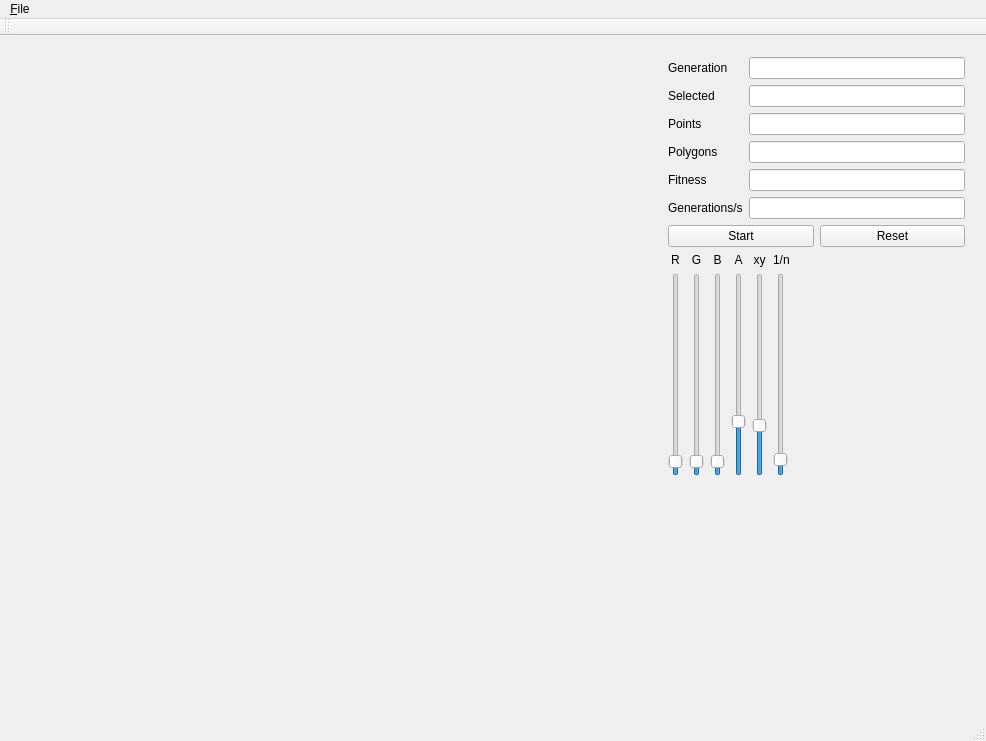
The window that mainwindow.ui (superkartoffel/evo-cubist) describes before a commit, drawn with Qt 5.
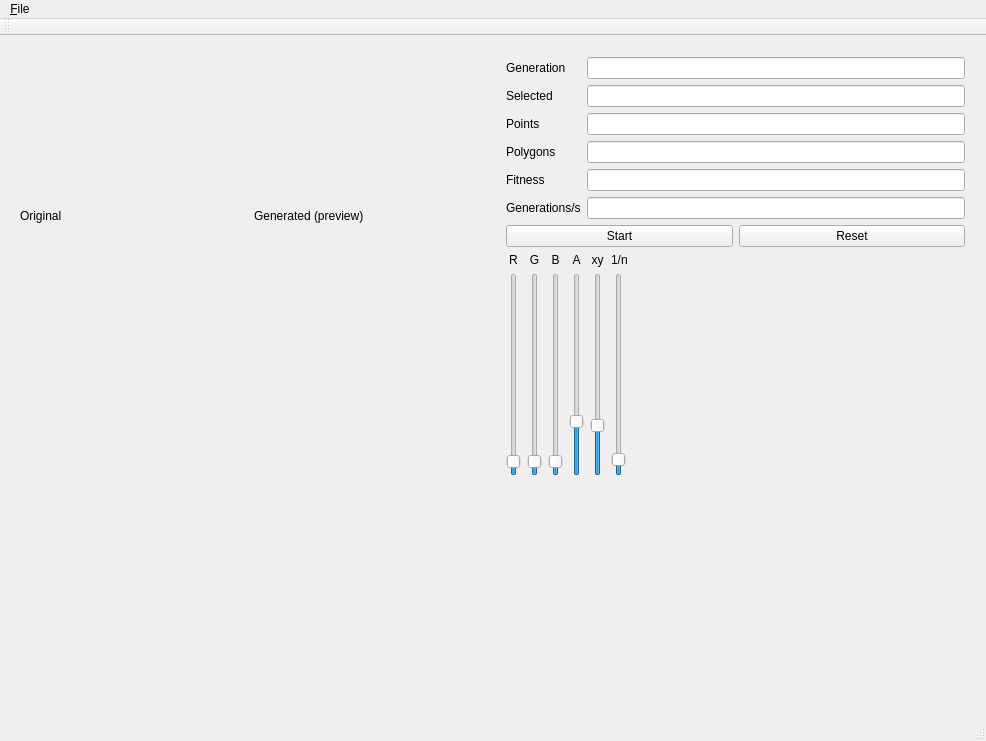
The same window after the commit.

```diff
--- a/mainwindow.ui
+++ b/mainwindow.ui
@@ -20,7 +20,15 @@
       <property name="spacing">
        <number>6</number>
       </property>
+      <property name="sizeConstraint">
+       <enum>QLayout::SetMinAndMaxSize</enum>
+      </property>
       <item>
+       <layout class="QGridLayout" name="widgetsGridLayout">
+        <property name="margin">
+         <number>9</number>
+        </property>
+        <item row="1" column="1">
        <widget class="QWidget" name="widget1" native="true">
         <property name="sizePolicy">
          <sizepolicy hsizetype="MinimumExpanding" vsizetype="Preferred">
@@ -30,7 +38,7 @@
         </property>
        </widget>
       </item>
-      <item>
+        <item row="1" column="0">
        <widget class="QWidget" name="widget2" native="true">
         <property name="sizePolicy">
          <sizepolicy hsizetype="MinimumExpanding" vsizetype="Preferred">
@@ -40,6 +48,34 @@
         </property>
        </widget>
       </item>
+        <item row="0" column="0">
+         <widget class="QLabel" name="label_13">
+          <property name="sizePolicy">
+           <sizepolicy hsizetype="MinimumExpanding" vsizetype="Preferred">
+            <horstretch>2</horstretch>
+            <verstretch>0</verstretch>
+           </sizepolicy>
+          </property>
+          <property name="text">
+           <string>Original</string>
+          </property>
+         </widget>
+        </item>
+        <item row="0" column="1">
+         <widget class="QLabel" name="label_14">
+          <property name="sizePolicy">
+           <sizepolicy hsizetype="MinimumExpanding" vsizetype="Preferred">
+            <horstretch>2</horstretch>
+            <verstretch>0</verstretch>
+           </sizepolicy>
+          </property>
+          <property name="text">
+           <string>Generated (preview)</string>
+          </property>
+         </widget>
+        </item>
+       </layout>
+      </item>
       <item>
        <layout class="QVBoxLayout" name="verticalLayout" stretch="0,0,0,0">
         <property name="margin">
@@ -198,6 +234,9 @@
             <property name="orientation">
              <enum>Qt::Horizontal</enum>
             </property>
+            <property name="sizeType">
+             <enum>QSizePolicy::MinimumExpanding</enum>
+            </property>
             <property name="sizeHint" stdset="0">
              <size>
               <width>40</width>
```
Left out of the diff: 8 changed lines with no effect on the pictures. Lines whose indentation alone changed are shown as unchanged.
